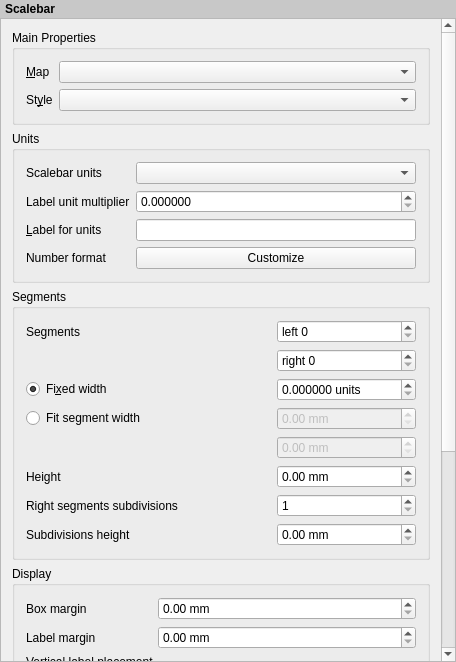
The window that src/ui/layout/qgslayoutscalebarwidgetbase.ui (nextgis/nextgisqgis) describes before a commit, drawn with Qt 5.
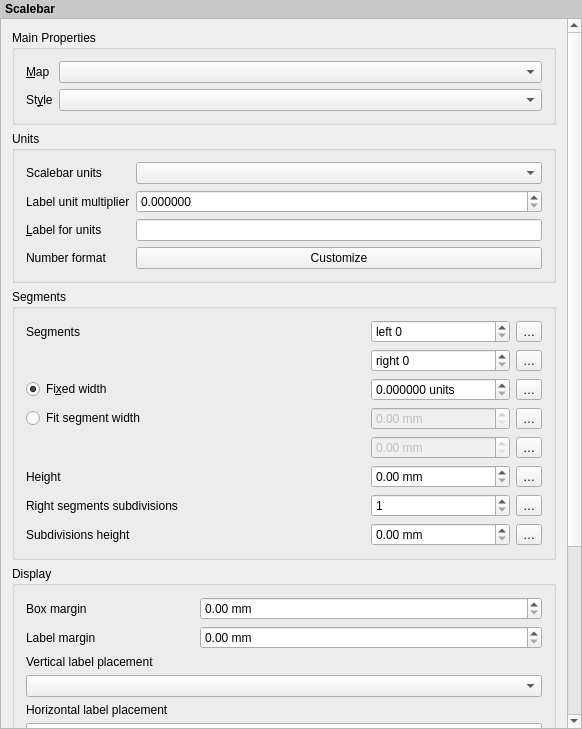
The same window after the commit. Custom widgets are drawn as their Qt base class.

The edit to the form file:
```diff
--- a/src/ui/layout/qgslayoutscalebarwidgetbase.ui
+++ b/src/ui/layout/qgslayoutscalebarwidgetbase.ui
@@ -6,8 +6,8 @@
    <rect>
     <x>0</x>
     <y>0</y>
-    <width>456</width>
-    <height>662</height>
+    <width>582</width>
+    <height>729</height>
    </rect>
   </property>
   <property name="sizePolicy">
@@ -60,9 +60,9 @@
       <property name="geometry">
        <rect>
         <x>0</x>
-        <y>-453</y>
-        <width>451</width>
-        <height>1076</height>
+        <y>0</y>
+        <width>566</width>
+        <height>1018</height>
        </rect>
       </property>
       <layout class="QVBoxLayout" name="mainLayout">
@@ -235,71 +235,67 @@
           <bool>false</bool>
          </property>
          <layout class="QGridLayout" name="gridLayout_3" columnstretch="0,0,0">
-          <item row="0" column="0">
-           <widget class="QLabel" name="mSegmentLabel">
-            <property name="text">
-             <string>Segments</string>
-            </property>
-           </widget>
-          </item>
-          <item row="2" column="2">
-           <widget class="QgsDoubleSpinBox" name="mSegmentSizeSpinBox">
-            <property name="toolTip">
-             <string>Number of scalebar units per scalebar segment</string>
-            </property>
-            <property name="suffix">
-             <string> units</string>
-            </property>
-            <property name="decimals">
-             <number>6</number>
-            </property>
-            <property name="maximum">
-             <double>9999999999999.000000000000000</double>
-            </property>
-            <property name="showClearButton" stdset="0">
-             <bool>false</bool>
-            </property>
-           </widget>
-          </item>
-          <item row="5" column="0" colspan="2">
+          <item row="5" column="0">
            <widget class="QLabel" name="label">
             <property name="text">
              <string>Height</string>
             </property>
            </widget>
           </item>
-          <item row="1" column="2">
-           <widget class="QgsSpinBox" name="mNumberOfSegmentsSpinBox">
-            <property name="suffix">
-             <string/>
-            </property>
-            <property name="prefix">
-             <string>right </string>
-            </property>
-            <property name="value">
-             <number>0</number>
+          <item row="0" column="0">
+           <widget class="QLabel" name="mSegmentLabel">
+            <property name="text">
+             <string>Segments</string>
             </property>
            </widget>
           </item>
+          <item row="6" column="2">
+           <layout class="QHBoxLayout" name="horizontalLayout_2">
+            <property name="topMargin">
+             <number>0</number>
+            </property>
+            <item>
+             <widget class="QgsSpinBox" name="mNumberOfSubdivisionsSpinBox">
+              <property name="suffix">
+               <string/>
+              </property>
+              <property name="prefix">
+               <string/>
+              </property>
+              <property name="minimum">
+               <number>1</number>
+              </property>
+             </widget>
+            </item>
+            <item>
+             <widget class="QgsPropertyOverrideButton" name="mRightSegmentSubdivisionsDDBtn">
+              <property name="text">
+               <string>…</string>
+              </property>
+             </widget>
+            </item>
+           </layout>
+          </item>
           <item row="0" column="2">
-           <widget class="QgsSpinBox" name="mSegmentsLeftSpinBox">
-            <property name="suffix">
-             <string/>
-            </property>
-            <property name="prefix">
-             <string>left </string>
-            </property>
-           </widget>
-          </item>
-          <item row="2" column="0" colspan="2">
-           <widget class="QRadioButton" name="mFixedSizeRadio">
-            <property name="text">
-             <string>Fi&amp;xed width</string>
-            </property>
-            <property name="checked">
-             <bool>true</bool>
-            </property>
-           </widget>
+           <layout class="QHBoxLayout" name="horizontalLayout1">
+            <item>
+             <widget class="QgsSpinBox" name="mSegmentsLeftSpinBox">
+              <property name="suffix">
+               <string/>
+              </property>
+              <property name="prefix">
+               <string>left </string>
+              </property>
+             </widget>
+            </item>
+            <item>
+             <widget class="QgsPropertyOverrideButton" name="mSegmentsLeftDDBtn">
+              <property name="text">
+               <string>…</string>
+              </property>
+             </widget>
+            </item>
+           </layout>
           </item>
           <item row="3" column="0" colspan="2">
            <widget class="QRadioButton" name="mFitWidthRadio">
@@ -309,40 +305,86 @@
            </widget>
           </item>
           <item row="5" column="2">
-           <widget class="QgsDoubleSpinBox" name="mHeightSpinBox">
-            <property name="suffix">
-             <string> mm</string>
+           <layout class="QHBoxLayout" name="horizontalLayout">
+            <property name="topMargin">
+             <number>0</number>
             </property>
-            <property name="maximum">
-             <double>999.990000000000009</double>
-            </property>
-           </widget>
+            <item>
+             <widget class="QgsDoubleSpinBox" name="mHeightSpinBox">
+              <property name="suffix">
+               <string> mm</string>
+              </property>
+              <property name="maximum">
+               <double>999.990000000000009</double>
+              </property>
+             </widget>
+            </item>
+            <item>
+             <widget class="QgsPropertyOverrideButton" name="mHeightDDBtn">
+              <property name="text">
+               <string>…</string>
+              </property>
+             </widget>
+            </item>
+           </layout>
           </item>
-          <item row="3" column="2">
-           <widget class="QgsDoubleSpinBox" name="mMinWidthSpinBox">
-            <property name="enabled">
-             <bool>false</bool>
+          <item row="1" column="2">
+           <layout class="QHBoxLayout" name="horizontalLayout2">
+            <item>
+             <widget class="QgsSpinBox" name="mNumberOfSegmentsSpinBox">
+              <property name="suffix">
+               <string/>
+              </property>
+              <property name="prefix">
+               <string>right </string>
+              </property>
+              <property name="value">
+               <number>0</number>
+              </property>
+             </widget>
+            </item>
+            <item>
+             <widget class="QgsPropertyOverrideButton" name="mSegmentsRightDDBtn">
+              <property name="text">
+               <string>…</string>
+              </property>
+             </widget>
+            </item>
+           </layout>
+          </item>
+          <item row="2" column="0" colspan="2">
+           <widget class="QRadioButton" name="mFixedSizeRadio">
+            <property name="text">
+             <string>Fi&amp;xed width</string>
             </property>
-            <property name="suffix">
-             <string> mm</string>
+            <property name="checked">
+             <bool>true</bool>
             </property>
-            <property name="maximum">
-             <double>999.990000000000009</double>
-            </property>
            </widget>
           </item>
-          <item row="4" column="2">
-           <widget class="QgsDoubleSpinBox" name="mMaxWidthSpinBox">
-            <property name="enabled">
-             <bool>false</bool>
+          <item row="8" column="2">
+           <layout class="QHBoxLayout" name="horizontalLayout_3">
+            <property name="topMargin">
+             <number>0</number>
             </property>
-            <property name="suffix">
-             <string> mm</string>
-            </property>
-            <property name="maximum">
-             <double>999.990000000000009</double>
-            </property>
-           </widget>
+            <item>
+             <widget class="QgsDoubleSpinBox" name="mSubdivisionsHeightSpinBox">
+              <property name="suffix">
+               <string> mm</string>
+              </property>
+              <property name="maximum">
+               <double>999.990000000000009</double>
+              </property>
+             </widget>
+            </item>
+            <item>
+             <widget class="QgsPropertyOverrideButton" name="mSubdivisionHeightDDBtn">
+              <property name="text">
+               <string>…</string>
+              </property>
+             </widget>
+            </item>
+           </layout>
           </item>
           <item row="6" column="0">
            <widget class="QLabel" name="mSubdivisionsLabel">
@@ -351,34 +393,131 @@
             </property>
            </widget>
           </item>
-          <item row="6" column="2">
-           <widget class="QgsSpinBox" name="mNumberOfSubdivisionsSpinBox">
-            <property name="suffix">
-             <string/>
-            </property>
-            <property name="prefix">
-             <string/>
-            </property>
-            <property name="minimum">
-             <number>1</number>
-            </property>
-           </widget>
-          </item>
-          <item row="7" column="0">
+          <item row="8" column="0">
            <widget class="QLabel" name="mSubdivisionsHeightLabel">
             <property name="text">
              <string>Subdivisions height</string>
             </property>
            </widget>
           </item>
-          <item row="7" column="2">
-           <widget class="QgsDoubleSpinBox" name="mSubdivisionsHeightSpinBox">
-            <property name="suffix">
-             <string> mm</string>
-            </property>
-            <property name="maximum">
-             <double>999.990000000000009</double>
-            </property>
+          <item row="3" column="2">
+           <widget class="QWidget" name="mMinWidthWidget" native="true">
+            <layout class="QHBoxLayout" name="horizontalLayout4">
+             <property name="leftMargin">
+              <number>0</number>
+             </property>
+             <property name="topMargin">
+              <number>0</number>
+             </property>
+             <property name="rightMargin">
+              <number>0</number>
+             </property>
+             <property name="bottomMargin">
+              <number>0</number>
+             </property>
+             <item>
+              <widget class="QgsDoubleSpinBox" name="mMinWidthSpinBox">
+               <property name="enabled">
+                <bool>false</bool>
+               </property>
+               <property name="suffix">
+                <string> mm</string>
+               </property>
+               <property name="maximum">
+                <double>999.990000000000009</double>
+               </property>
+              </widget>
+             </item>
+             <item>
+              <widget class="QgsPropertyOverrideButton" name="mMinWidthDDBtn">
+               <property name="text">
+                <string>…</string>
+               </property>
+              </widget>
+             </item>
+            </layout>
+           </widget>
+          </item>
+          <item row="4" column="2">
+           <widget class="QWidget" name="mMaxWidthWidget" native="true">
+            <layout class="QHBoxLayout" name="horizontalLayout5">
+             <property name="leftMargin">
+              <number>0</number>
+             </property>
+             <property name="topMargin">
+              <number>0</number>
+             </property>
+             <property name="rightMargin">
+              <number>0</number>
+             </property>
+             <property name="bottomMargin">
+              <number>0</number>
+             </property>
+             <item>
+              <widget class="QgsDoubleSpinBox" name="mMaxWidthSpinBox">
+               <property name="enabled">
+                <bool>false</bool>
+               </property>
+               <property name="suffix">
+                <string> mm</string>
+               </property>
+               <property name="maximum">
+                <double>999.990000000000009</double>
+               </property>
+              </widget>
+             </item>
+             <item>
+              <widget class="QgsPropertyOverrideButton" name="mMaxWidthDDBtn">
+               <property name="text">
+                <string>…</string>
+               </property>
+              </widget>
+             </item>
+            </layout>
+           </widget>
+          </item>
+          <item row="2" column="2">
+           <widget class="QWidget" name="mSegmentSizeWidget" native="true">
+            <layout class="QHBoxLayout" name="horizontalLayout3">
+             <property name="leftMargin">
+              <number>0</number>
+             </property>
+             <property name="topMargin">
+              <number>0</number>
+             </property>
+             <property name="rightMargin">
+              <number>0</number>
+             </property>
+             <property name="bottomMargin">
+              <number>0</number>
+             </property>
+             <item>
+              <widget class="QgsDoubleSpinBox" name="mSegmentSizeSpinBox">
+               <property name="toolTip">
+                <string>Number of scalebar units per scalebar segment</string>
+               </property>
+               <property name="suffix">
+                <string> units</string>
+               </property>
+               <property name="decimals">
+                <number>6</number>
+               </property>
+               <property name="maximum">
+                <double>9999999999999.000000000000000</double>
+               </property>
+               <property name="showClearButton">
+                <bool>false</bool>
+               </property>
+              </widget>
+             </item>
+             <item>
+              <widget class="QgsPropertyOverrideButton" name="mSegmentSizeDDBtn">
+               <property name="text">
+                <string>…</string>
+               </property>
+              </widget>
+             </item>
+            </layout>
            </widget>
           </item>
          </layout>
@@ -595,47 +734,53 @@
  <layoutdefault spacing="6" margin="11"/>
  <customwidgets>
   <customwidget>
-   <class>QgsScrollArea</class>
-   <extends>QScrollArea</extends>
-   <header>qgsscrollarea.h</header>
-   <container>1</container>
+   <class>QgsDoubleSpinBox</class>
+   <extends>QDoubleSpinBox</extends>
+   <header>qgsdoublespinbox.h</header>
+  </customwidget>
+  <customwidget>
+   <class>QgsFontButton</class>
+   <extends>QToolButton</extends>
+   <header>qgsfontbutton.h</header>
+  </customwidget>
+  <customwidget>
+   <class>QgsPropertyOverrideButton</class>
+   <extends>QToolButton</extends>
+   <header>qgspropertyoverridebutton.h</header>
   </customwidget>
   <customwidget>
    <class>QgsSpinBox</class>
    <extends>QSpinBox</extends>
    <header>qgsspinbox.h</header>
   </customwidget>
+  <customwidget>
+   <class>QgsSymbolButton</class>
+   <extends>QToolButton</extends>
+   <header>qgssymbolbutton.h</header>
+  </customwidget>
+  <customwidget>
+   <class>QgsScrollArea</class>
+   <extends>QScrollArea</extends>
+   <header>qgsscrollarea.h</header>
+   <container>1</container>
+  </customwidget>
   <customwidget>
    <class>QgsCollapsibleGroupBoxBasic</class>
    <extends>QGroupBox</extends>
    <header location="global">qgscollapsiblegroupbox.h</header>
    <container>1</container>
   </customwidget>
-  <customwidget>
-   <class>QgsDoubleSpinBox</class>
-   <extends>QDoubleSpinBox</extends>
-   <header>qgsdoublespinbox.h</header>
-  </customwidget>
   <customwidget>
    <class>QgsLayoutItemComboBox</class>
    <extends>QComboBox</extends>
    <header>qgslayoutitemcombobox.h</header>
-  </customwidget>
-  <customwidget>
-   <class>QgsFontButton</class>
-   <extends>QToolButton</extends>
-   <header>qgsfontbutton.h</header>
+   <container>1</container>
   </customwidget>
   <customwidget>
    <class>QgsAlignmentComboBox</class>
    <extends>QComboBox</extends>
    <header>qgsalignmentcombobox.h</header>
   </customwidget>
-  <customwidget>
-   <class>QgsSymbolButton</class>
-   <extends>QToolButton</extends>
-   <header>qgssymbolbutton.h</header>
-  </customwidget>
  </customwidgets>
  <tabstops>
   <tabstop>scrollArea</tabstop>
```
Left out of the diff: 10 changed lines with no effect on the pictures.
